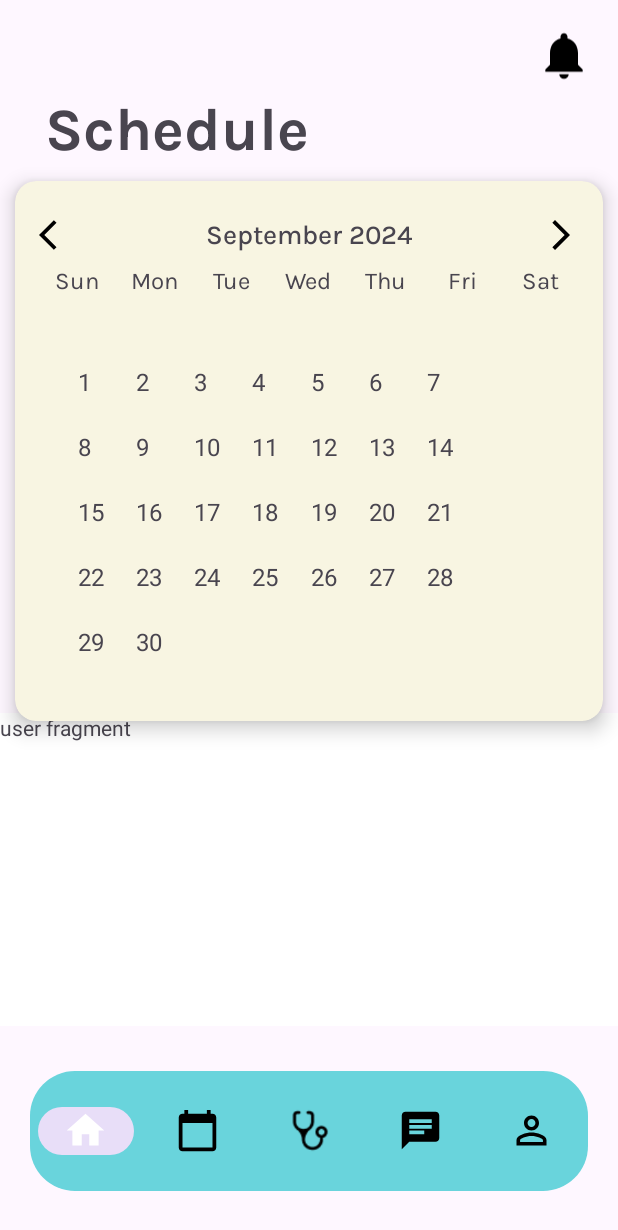
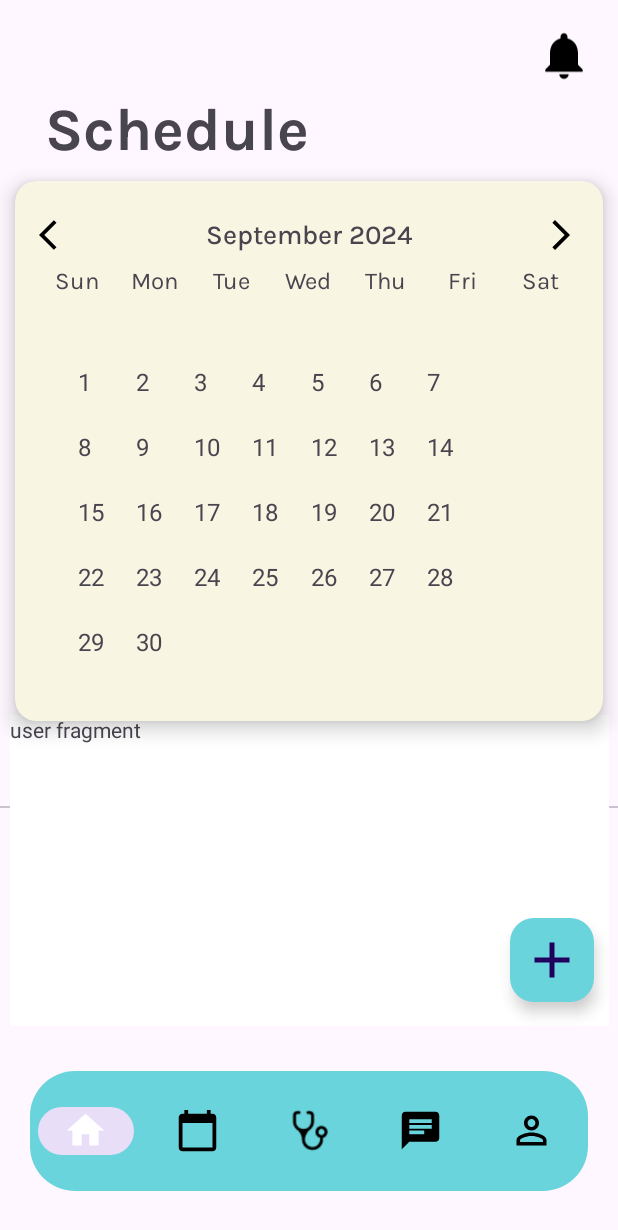
Before and after one commit to IT21304842/ZenZone, an Android app: the fragment Schedule placed in its activity, on a phone screen of 412 x 824 dp. Shown: the top 1230 px of the screen. Run offline under Robolectric (Android 15) with nearby library versions, the phone set to English and light mode, and no system bars; our stand-ins replace Firebase (no records; nobody signed in at launch, a user with empty details on screens opened directly); Roboto replaces fonts that are not available here.

Commit message:
Schedule new pop up

```diff
--- a/app/build.gradle.kts
+++ b/app/build.gradle.kts
@@ -49,7 +49,9 @@ dependencies {
     implementation(libs.firebase.auth)
     implementation(libs.firebase.database)
     implementation(libs.androidx.gridlayout)
+    implementation(libs.firebase.firestore.ktx)
     testImplementation(libs.junit)
     androidTestImplementation(libs.androidx.junit)
     androidTestImplementation(libs.androidx.espresso.core)
+
 }
--- a/app/src/main/java/com/example/zenzoneapp/LogIn.kt
+++ b/app/src/main/java/com/example/zenzoneapp/LogIn.kt
@@ -31,7 +31,7 @@ class LogIn : AppCompatActivity() {
 
                 firebaseAuth.signInWithEmailAndPassword(email, pass).addOnCompleteListener {
                     if (it.isSuccessful) {
-                        val intent = Intent(this, MainActivity::class.java)
+                        val intent = Intent(this, BaseActivity::class.java)
                         startActivity(intent)
                     } else {
                         Toast.makeText(this, it.exception.toString(), Toast.LENGTH_SHORT).show()
--- a/app/src/main/java/com/example/zenzoneapp/UserSchedule.kt
+++ b/app/src/main/java/com/example/zenzoneapp/UserSchedule.kt
@@ -6,28 +6,7 @@ import android.view.LayoutInflater
 import android.view.View
 import android.view.ViewGroup
 
-// TODO: Rename parameter arguments, choose names that match
-// the fragment initialization parameters, e.g. ARG_ITEM_NUMBER
-private const val ARG_PARAM1 = "param1"
-private const val ARG_PARAM2 = "param2"
-
-/**
- * A simple [Fragment] subclass.
- * Use the [UserSchedule.newInstance] factory method to
- * create an instance of this fragment.
- */
 class UserSchedule : Fragment() {
-    // TODO: Rename and change types of parameters
-    private var param1: String? = null
-    private var param2: String? = null
-
-    override fun onCreate(savedInstanceState: Bundle?) {
-        super.onCreate(savedInstanceState)
-        arguments?.let {
-            param1 = it.getString(ARG_PARAM1)
-            param2 = it.getString(ARG_PARAM2)
-        }
-    }
 
     override fun onCreateView(
         inflater: LayoutInflater, container: ViewGroup?,
@@ -37,23 +16,5 @@ class UserSchedule : Fragment() {
         return inflater.inflate(R.layout.fragment_user_schedule, container, false)
     }
 
-    companion object {
-        /**
-         * Use this factory method to create a new instance of
-         * this fragment using the provided parameters.
-         *
-         * @param param1 Parameter 1.
-         * @param param2 Parameter 2.
-         * @return A new instance of fragment UserSchedule.
-         */
-        // TODO: Rename and change types and number of parameters
-        @JvmStatic
-        fun newInstance(param1: String, param2: String) =
-            UserSchedule().apply {
-                arguments = Bundle().apply {
-                    putString(ARG_PARAM1, param1)
-                    putString(ARG_PARAM2, param2)
-                }
-            }
-    }
+
 }
--- a/app/src/main/java/com/example/zenzoneapp/WelcomePage.kt
+++ b/app/src/main/java/com/example/zenzoneapp/WelcomePage.kt
@@ -26,7 +26,7 @@ class WelcomePage : AppCompatActivity() {
         // Set an onClickListener to handle the button click
         signUpButton.setOnClickListener {
             // Create an intent to navigate to the BaseActivity
-            val intent = Intent(this, BaseActivity::class.java)
+            val intent = Intent(this, LogIn::class.java)
             startActivity(intent)
         }
     }
--- /dev/null
+++ b/app/src/main/res/drawable/baseline_add_24.xml
@@ -0,0 +1,5 @@
+<vector xmlns:android="http://schemas.android.com/apk/res/android" android:height="24dp" android:tint="#FFFFFF" android:viewportHeight="24" android:viewportWidth="24" android:width="24dp">
+
+    <path android:fillColor="@android:color/white" android:pathData="M19,13h-6v6h-2v-6H5v-2h6V5h2v6h6v2z"/>
+
+</vector>
--- /dev/null
+++ b/app/src/main/res/drawable/baseline_close_24.xml
@@ -0,0 +1,5 @@
+<vector xmlns:android="http://schemas.android.com/apk/res/android" android:height="24dp" android:tint="#000000" android:viewportHeight="24" android:viewportWidth="24" android:width="24dp">
+
+    <path android:fillColor="@android:color/white" android:pathData="M19,6.41L17.59,5 12,10.59 6.41,5 5,6.41 10.59,12 5,17.59 6.41,19 12,13.41 17.59,19 19,17.59 13.41,12z"/>
+
+</vector>
--- /dev/null
+++ b/app/src/main/res/drawable/rounded_corners.xml
@@ -0,0 +1,6 @@
+<?xml version="1.0" encoding="utf-8"?>
+<shape xmlns:android="http://schemas.android.com/apk/res/android">
+    <solid android:color="@color/main" />
+    <corners android:radius="16dp"/>
+    <padding android:left="5dp" android:top="5dp" android:right="5dp" android:bottom="5dp"/>
+</shape>
--- a/app/src/main/res/layout/fragment_schedule.xml
+++ b/app/src/main/res/layout/fragment_schedule.xml
@@ -70,8 +70,8 @@
                     android:layout_width="wrap_content"
                     android:layout_height="wrap_content"
                     android:src="@drawable/baseline_arrow_forward_ios_24"
-                android:contentDescription="Next Month"
-                android:background="?attr/selectableItemBackground" />
+                    android:contentDescription="Next Month"
+                    android:background="?attr/selectableItemBackground" />
             </LinearLayout>
 
             <!-- Days of the Week Labels -->
@@ -187,13 +187,28 @@
 
     <androidx.viewpager.widget.ViewPager
         android:id="@+id/viewPager"
-        android:layout_width="412dp"
-        android:layout_height="215dp"
+        android:layout_width="399dp"
+        android:layout_height="214dp"
         android:layout_weight="1"
         android:background="@color/white"
         app:layout_constraintBottom_toBottomOf="parent"
+        app:layout_constraintEnd_toEndOf="parent"
+        app:layout_constraintStart_toStartOf="parent"
         app:layout_constraintTop_toBottomOf="@+id/tablayout"
-        app:layout_constraintVertical_bias="0.911" />
+        app:layout_constraintVertical_bias="0.908" />
 
+    <!-- Floating Action Button -->
+    <com.google.android.material.floatingactionbutton.FloatingActionButton
+        android:id="@+id/fab"
+        android:layout_width="wrap_content"
+        android:layout_height="wrap_content"
+        android:layout_margin="16dp"
+        android:contentDescription="Add Schedule"
+        android:src="@drawable/baseline_add_24"
+        app:backgroundTint="@color/Tint"
+        app:fabSize="normal"
+        app:maxImageSize="40dp"
+        app:layout_constraintBottom_toBottomOf="parent"
+        app:layout_constraintEnd_toEndOf="parent" />
 
 </androidx.constraintlayout.widget.ConstraintLayout>
--- a/app/src/main/res/values/themes.xml
+++ b/app/src/main/res/values/themes.xml
@@ -11,4 +11,6 @@
         <item name="android:fontFamily">@font/karla_medium</item>
         <item name="android:textSize">16sp</item>
     </style>
+
+
 </resources>
--- a/gradle/libs.versions.toml
+++ b/gradle/libs.versions.toml
@@ -13,6 +13,7 @@ googleGmsGoogleServices = "4.4.2"
 firebaseAuth = "23.0.0"
 firebaseDatabase = "21.0.0"
 gridlayout = "1.0.0"
+firebaseFirestoreKtx = "25.1.0"
 
 [libraries]
 androidx-core-ktx = { group = "androidx.core", name = "core-ktx", version.ref = "coreKtx" }
@@ -26,6 +27,7 @@ androidx-constraintlayout = { group = "androidx.constraintlayout", name = "const
 firebase-auth = { group = "com.google.firebase", name = "firebase-auth", version.ref = "firebaseAuth" }
 firebase-database = { group = "com.google.firebase", name = "firebase-database", version.ref = "firebaseDatabase" }
 androidx-gridlayout = { group = "androidx.gridlayout", name = "gridlayout", version.ref = "gridlayout" }
+firebase-firestore-ktx = { group = "com.google.firebase", name = "firebase-firestore-ktx", version.ref = "firebaseFirestoreKtx" }
 
 [plugins]
 android-application = { id = "com.android.application", version.ref = "agp" }
```
Also changed, not shown: app/src/main/java/com/example/zenzoneapp/Schedule.kt (+70 -3 lines), app/src/main/res/layout/schedule_new.xml (added, +75 -0 lines).
